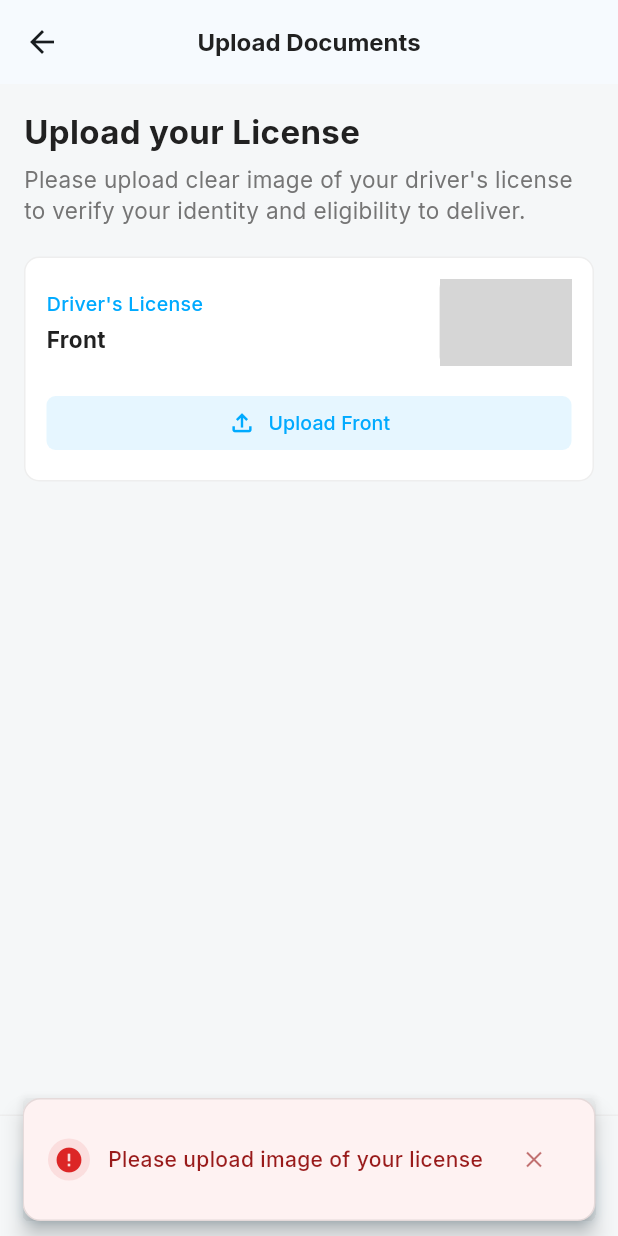
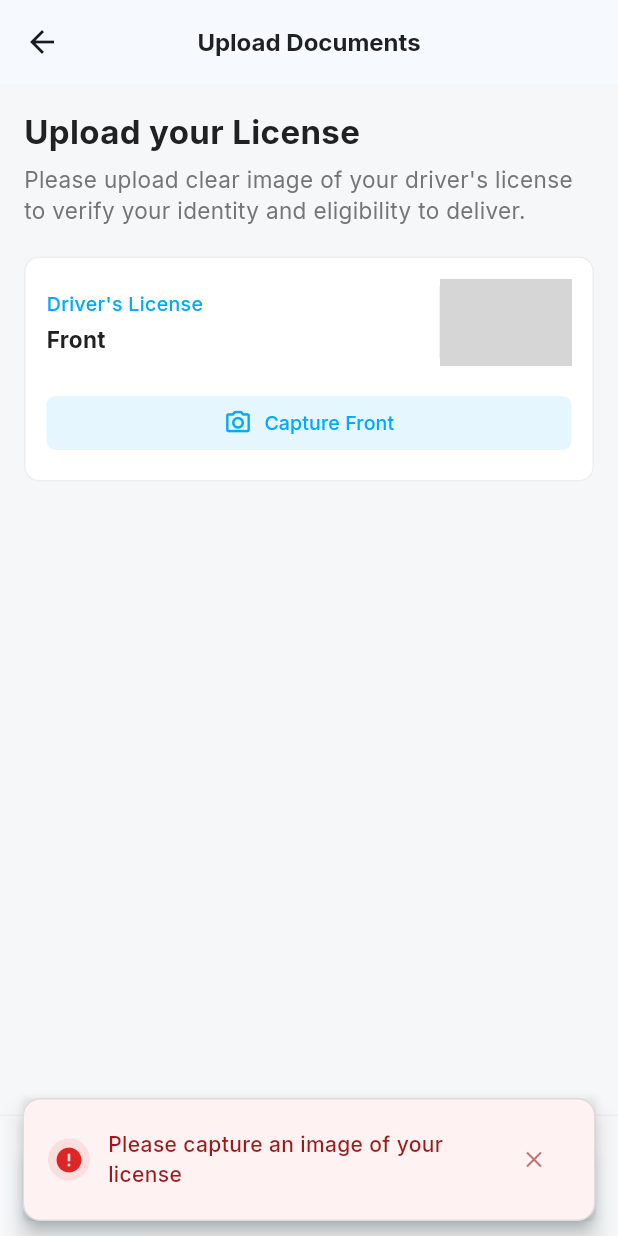
Before and after one commit to ociuzacademy/throw_delivery, a Flutter app: the DocumentUploadPage screen opened directly, after a tap on "Submit Document", on a phone screen of 412 x 824 dp. Run offline on Flutter 3.47's test engine with Material 3 defaults, Android fonts, the phone set to English and light mode, and no system bars; our stand-ins replace cached_network_image, cloud_firestore, firebase_auth, firebase_core, firebase_storage, flutter_bloc and 6 more; missing offline and left inert: camera_with_gps; accounts and stored records are empty; network calls fail; grey boxes are pictures that could not be loaded.

Commit message:
feat: Implement camera and GPS functionality for document upload, update dependencies, and enhance permissions handling

```diff
--- a/lib/modules/document_upload_module/widgets/upload_section.dart
+++ b/lib/modules/document_upload_module/widgets/upload_section.dart
@@ -80,13 +80,31 @@
                     ),
                     if (pickedImage != null) ...[
                       const SizedBox(height: 4),
+                      Row(
+                        children: [
                           Text(
-                        '✓ Image uploaded successfully',
+                            '✓ Image captured successfully',
                             style: GoogleFonts.inter(
                               fontSize: successFontSize,
                               color: Colors.green,
                               fontWeight: FontWeight.w500,
                             ),
+                          ),
+                          const SizedBox(width: 4),
+                          Icon(
+                            Icons.location_on,
+                            color: Colors.green,
+                            size: successFontSize,
+                          ),
+                          Text(
+                            ' (with GPS)',
+                            style: GoogleFonts.inter(
+                              fontSize: successFontSize - 1,
+                              color: Colors.green,
+                              fontWeight: FontWeight.w500,
+                            ),
+                          ),
+                        ],
                       ),
                     ],
                   ],
@@ -115,10 +133,21 @@
                           color: Colors.black.withValues(alpha: 0.3),
                           borderRadius: BorderRadius.circular(borderRadius - 4),
                         ),
-                        child: Icon(
+                        child: Column(
+                          mainAxisAlignment: MainAxisAlignment.center,
+                          children: [
+                            Icon(
                               Icons.check_circle,
                               color: Colors.white,
                               size: checkIconSize,
+                            ),
+                            const SizedBox(height: 4),
+                            Icon(
+                              Icons.location_on,
+                              color: Colors.white,
+                              size: checkIconSize * 0.7,
+                            ),
+                          ],
                         ),
                       ),
               ),
@@ -139,10 +168,12 @@
             child: Row(
               mainAxisAlignment: MainAxisAlignment.center,
               children: [
-                Icon(Icons.file_upload_outlined, size: iconSize),
+                Icon(Icons.camera_alt_outlined, size: iconSize), // Camera icon
                 const SizedBox(width: 8),
                 Text(
-                  pickedImage != null ? 'Change $subtitle' : 'Upload $subtitle',
+                  pickedImage != null
+                      ? 'Recapture $subtitle'
+                      : 'Capture $subtitle',
                   style: GoogleFonts.inter(
                     fontSize: buttonFontSize,
                     fontWeight: FontWeight.w500,
--- a/pubspec.yaml
+++ b/pubspec.yaml
@@ -50,6 +50,7 @@
   firebase_storage: ^13.0.5
   intl: ^0.20.2
   timeago: ^3.7.1
+  camera_with_gps: ^2.3.1
 
 dev_dependencies:
   flutter_test:
```
Also changed, not shown: lib/modules/document_upload_module/utils/document_upload_helper.dart (+10 -14 lines), pubspec.lock, 11 other files. Lines whose indentation alone changed are shown as unchanged.
